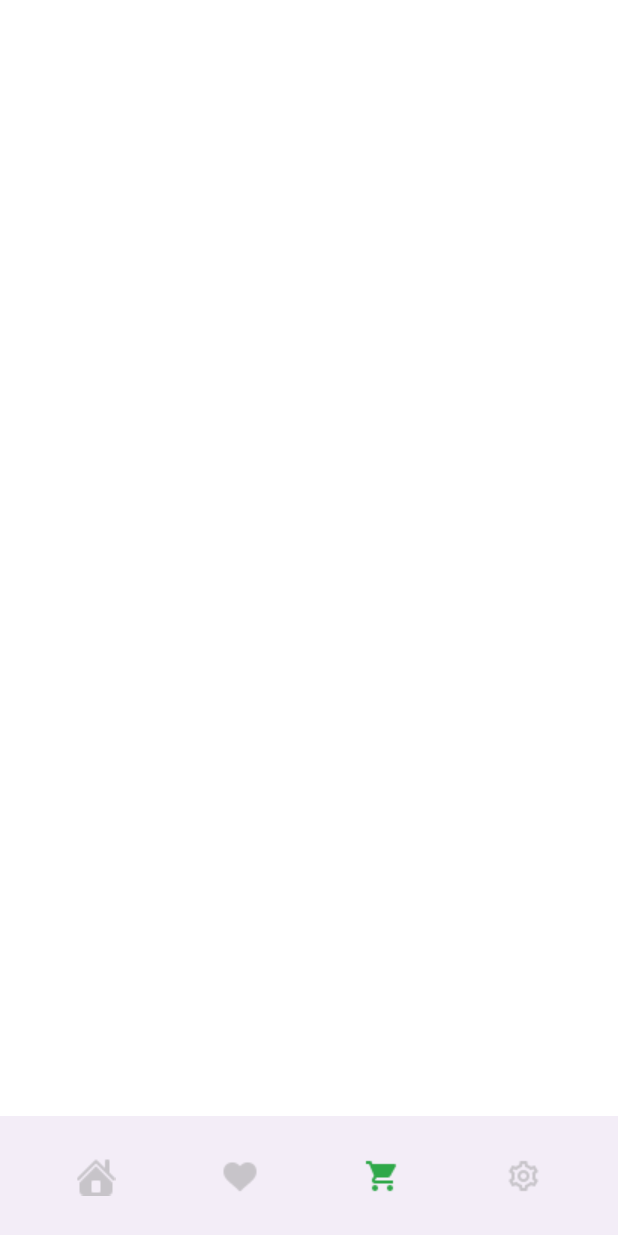
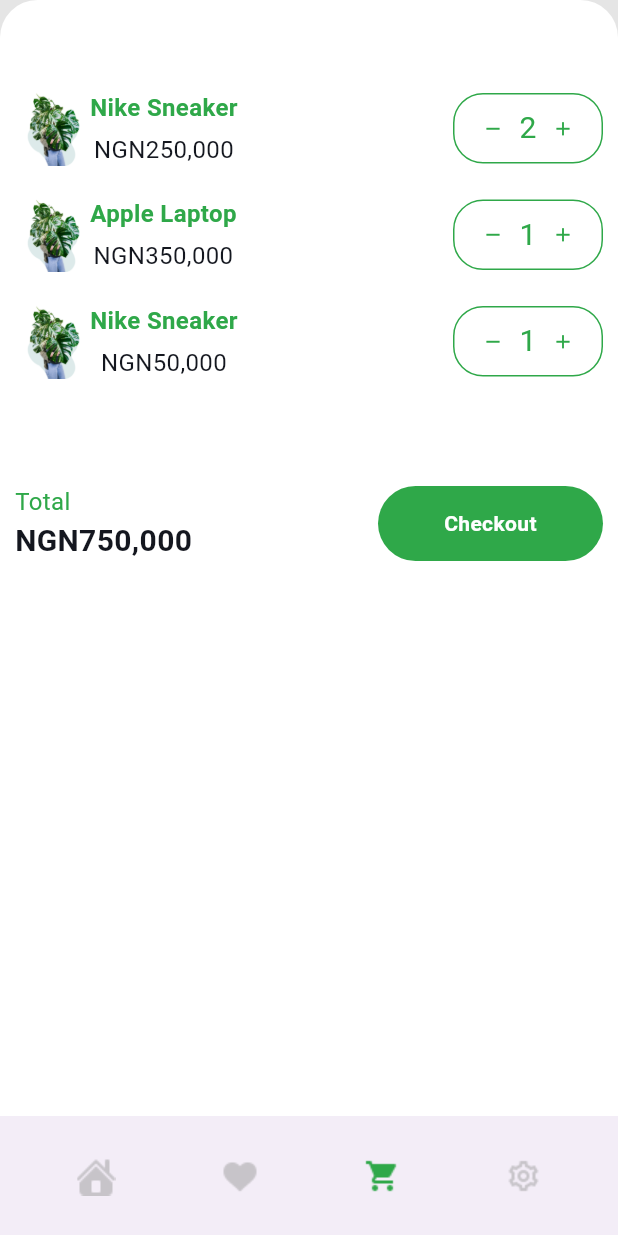
Before and after one commit to fadliRafidan/ILoveFlutter, a Flutter app: the BottomNavBar screen opened directly, swiped to page 3, on a phone screen of 412 x 824 dp. Run offline on Flutter 3.47's test engine with Material 3 defaults, Android fonts, the phone set to English and light mode, and no system bars; Roboto replaces fonts that are missing (Gilroy).

Commit message:
add screen cart

```diff
--- a/lib/core/color.dart
+++ b/lib/core/color.dart
@@ -7,3 +7,9 @@
 const Color lightGreen = Color(0xFFECF4F3);
 const Color grey = Color(0xFF9C9C9C);
 const Color lightGrey = Color(0xFFEBEBEB);
+
+const Color backgroundColor = Color(0xFFFFFFFF);
+const Color lightBlue = Color(0xFF2FA849);
+const Color darkText = Color(0xFF14171F);
+const Color myCartBackgroundColor = Color(0xFfE5E5E5);
+const Color inProgressColor = Color(0xFFEBB300);
--- /dev/null
+++ b/lib/page/cart_screen.dart
@@ -0,0 +1,101 @@
+import 'package:flutter/material.dart';
+import 'package:flutter_application_1/core/color.dart';
+import 'package:flutter_application_1/widgets/my_cart_items_constainer.dart';
+
+class MyCartScreen extends StatelessWidget {
+  const MyCartScreen({super.key});
+
+  @override
+  Widget build(BuildContext context) {
+    return Scaffold(
+      body: Container(
+        height: MediaQuery.of(context).size.height,
+        width: double.maxFinite,
+        color: myCartBackgroundColor,
+        child: Center(
+          child: Container(
+            decoration: const BoxDecoration(
+                color: backgroundColor,
+                borderRadius: BorderRadius.only(
+                    topLeft: Radius.circular(25),
+                    topRight: Radius.circular(25))),
+            padding: EdgeInsets.all(10),
+            child: Column(
+              children: [
+                const SizedBox(
+                  height: 30,
+                ),
+                // row of text and icon
+                const SizedBox(
+                  height: 20,
+                ),
+                Column(
+                  mainAxisAlignment: MainAxisAlignment.spaceEvenly,
+                  children: [
+                    MyCartItemsContainer(
+                        image: 'assets/images/Asset1.png',
+                        itemName: 'Nike Sneaker',
+                        itemPrice: 'NGN250,000',
+                        itemQuantity: '2'),
+                    MyCartItemsContainer(
+                        image: 'assets/images/Asset1.png',
+                        itemName: 'Apple Laptop',
+                        itemPrice: 'NGN350,000',
+                        itemQuantity: '1'),
+                    MyCartItemsContainer(
+                        image: 'assets/images/Asset1.png',
+                        itemName: 'Nike Sneaker',
+                        itemPrice: 'NGN50,000',
+                        itemQuantity: '1')
+                  ],
+                ),
+                const SizedBox(
+                  height: 50,
+                ),
+                // row of text and button
+                Row(
+                  mainAxisAlignment: MainAxisAlignment.spaceBetween,
+                  children: [
+                    // column of text
+                    const Column(
+                      crossAxisAlignment: CrossAxisAlignment.start,
+                      children: [
+                        Text(
+                          'Total',
+                          style: TextStyle(fontSize: 16, color: lightBlue),
+                        ),
+                        Text(
+                          'NGN750,000',
+                          style: TextStyle(
+                              color: darkText,
+                              fontSize: 20,
+                              fontWeight: FontWeight.bold),
+                        )
+                      ],
+                    ),
+                    // button
+                    Container(
+                      padding: EdgeInsets.all(15),
+                      width: 150,
+                      height: 50,
+                      decoration: BoxDecoration(
+                          color: lightBlue,
+                          borderRadius: BorderRadius.circular(25)),
+                      child: const Text(
+                        'Checkout',
+                        style: TextStyle(
+                            color: backgroundColor,
+                            fontWeight: FontWeight.bold),
+                        textAlign: TextAlign.center,
+                      ),
+                    )
+                  ],
+                )
+              ],
+            ),
+          ),
+        ),
+      ),
+    );
+  }
+}
--- a/lib/widgets/bottom_nav.dart
+++ b/lib/widgets/bottom_nav.dart
@@ -1,6 +1,7 @@
 import 'package:flutter/material.dart';
 import 'package:flutter_application_1/core/color.dart';
 import 'package:flutter_application_1/data/bottom_menu.dart';
+import 'package:flutter_application_1/page/cart_screen.dart';
 import 'package:flutter_application_1/page/home_page.dart';
 
 class BottomNavBar extends StatefulWidget {
@@ -57,6 +58,6 @@
 List<Widget> child = [
   const HomePage(),
   Container(color: white),
-  Container(color: white),
+  const MyCartScreen(),
   Container(color: white),
 ];
--- /dev/null
+++ b/lib/widgets/my_cart_items_constainer.dart
@@ -0,0 +1,89 @@
+import 'package:flutter/material.dart';
+import 'package:flutter_application_1/core/color.dart';
+
+// ignore: must_be_immutable
+class MyCartItemsContainer extends StatelessWidget {
+  MyCartItemsContainer(
+      {Key? key,
+      required this.image,
+      required this.itemName,
+      required this.itemPrice,
+      required this.itemQuantity})
+      : super(key: key);
+  String image;
+  String itemName;
+  String itemPrice;
+  String itemQuantity;
+  @override
+  Widget build(BuildContext context) {
+    return Container(
+      margin: const EdgeInsets.only(bottom: 20),
+      child: Row(
+        mainAxisAlignment: MainAxisAlignment.spaceBetween,
+        children: [
+          Row(
+            children: [
+              Image(
+                fit: BoxFit.contain,
+                image: AssetImage(image),
+                width: 50, // Atur sesuai kebutuhan
+                height: 50, // Atur sesuai kebutuhan
+              ),
+              Column(
+                children: [
+                  Text(
+                    itemName,
+                    style: const TextStyle(
+                        color: lightBlue,
+                        fontSize: 16,
+                        fontWeight: FontWeight.bold),
+                  ),
+                  const SizedBox(
+                    height: 5,
+                  ),
+                  Text(
+                    itemPrice,
+                    style: const TextStyle(
+                      color: darkText,
+                      fontSize: 16,
+                    ),
+                  )
+                ],
+              ),
+            ],
+          ),
+          // button
+          Container(
+            padding: const EdgeInsets.all(8),
+            width: 100,
+            decoration: BoxDecoration(
+                borderRadius: BorderRadius.circular(20),
+                border: Border.all(color: lightBlue)),
+            child: Row(
+              mainAxisAlignment: MainAxisAlignment.spaceEvenly,
+              children: [
+                const Icon(
+                  Icons.remove,
+                  size: 15,
+                  color: lightBlue,
+                ),
+                Text(
+                  itemQuantity,
+                  style: const TextStyle(
+                    fontSize: 20,
+                    color: lightBlue,
+                  ),
+                ),
+                const Icon(
+                  Icons.add,
+                  size: 15,
+                  color: lightBlue,
+                ),
+              ],
+            ),
+          ),
+        ],
+      ),
+    );
+  }
+}
```
Also changed, not shown: lib/page/track_order_screen.dart (added, +144 -0 lines), lib/widgets/image_and_text_container.dart (added, +31 -0 lines).
